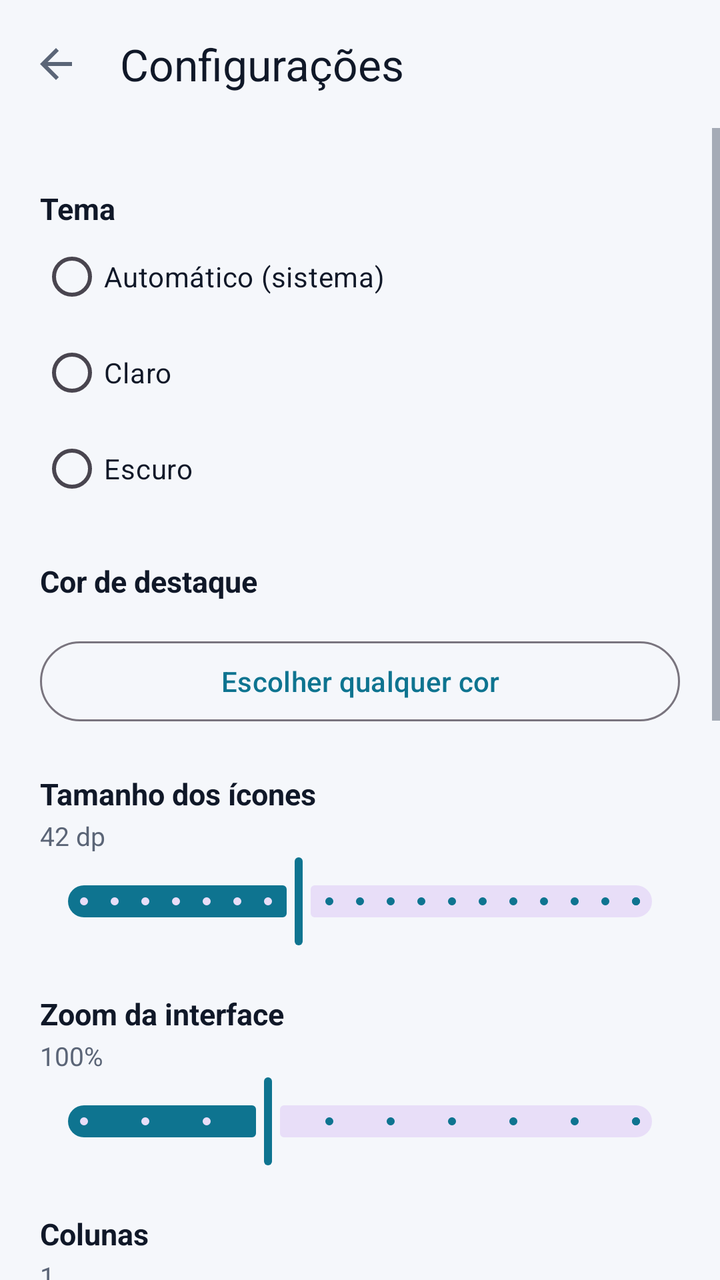
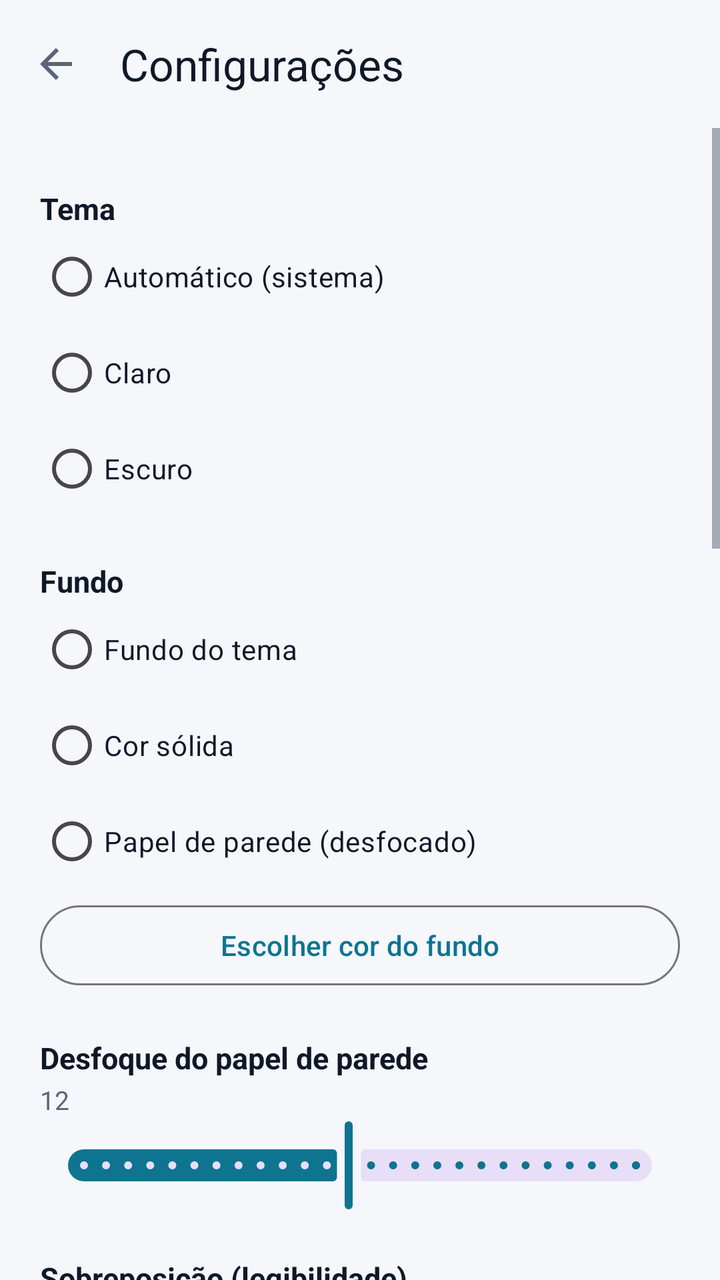

Compare the two renders of this Android layout. The source of the first and the diff that turns it into the second are given below.
<!-- AndroidManifest.xml: activity theme Theme.Aurora -->
<!-- res/layout/activity_settings.xml -->
<?xml version="1.0" encoding="utf-8"?>
<LinearLayout xmlns:android="http://schemas.android.com/apk/res/android"
    xmlns:app="http://schemas.android.com/apk/res-auto"
    android:layout_width="match_parent"
    android:layout_height="match_parent"
    android:orientation="vertical"
    android:background="@color/aurora_bg"
    android:fitsSystemWindows="true">

    <com.google.android.material.appbar.MaterialToolbar
        android:id="@+id/toolbar"
        android:layout_width="match_parent"
        android:layout_height="?attr/actionBarSize"
        app:title="@string/settings"
        app:navigationIcon="@drawable/ic_back"
        app:titleTextColor="@color/aurora_text" />

    <ScrollView
        android:layout_width="match_parent"
        android:layout_height="match_parent"
        android:fillViewport="true">

        <LinearLayout
            android:layout_width="match_parent"
            android:layout_height="wrap_content"
            android:orientation="vertical"
            android:paddingStart="20dp"
            android:paddingEnd="20dp"
            android:paddingTop="8dp"
            android:paddingBottom="32dp">

            
            <TextView style="@style/AuroraSectionTitle" android:text="@string/theme" />

            <RadioGroup
                android:id="@+id/themeGroup"
                android:layout_width="match_parent"
                android:layout_height="wrap_content"
                android:orientation="vertical">

                <RadioButton
                    android:id="@+id/themeSystem"
                    android:layout_width="match_parent"
                    android:layout_height="wrap_content"
                    android:text="@string/theme_system"
                    android:textColor="@color/aurora_text" />

                <RadioButton
                    android:id="@+id/themeLight"
                    android:layout_width="match_parent"
                    android:layout_height="wrap_content"
                    android:text="@string/theme_light"
                    android:textColor="@color/aurora_text" />

                <RadioButton
                    android:id="@+id/themeDark"
                    android:layout_width="match_parent"
                    android:layout_height="wrap_content"
                    android:text="@string/theme_dark"
                    android:textColor="@color/aurora_text" />
            </RadioGroup>

            
            <TextView style="@style/AuroraSectionTitle" android:text="@string/accent_color" />

            <HorizontalScrollView
                android:layout_width="match_parent"
                android:layout_height="wrap_content"
                android:scrollbars="none"
                android:paddingTop="6dp"
                android:paddingBottom="6dp">

                <LinearLayout
                    android:id="@+id/accentRow"
                    android:layout_width="wrap_content"
                    android:layout_height="wrap_content"
                    android:orientation="horizontal" />
            </HorizontalScrollView>

            <com.google.android.material.button.MaterialButton
                android:id="@+id/btnCustomColor"
                style="@style/Widget.Material3.Button.OutlinedButton"
                android:layout_width="match_parent"
                android:layout_height="wrap_content"
                android:layout_marginTop="4dp"
                android:text="@string/choose_color" />

            
            <TextView style="@style/AuroraSectionTitle" android:text="@string/icon_size" />
            <TextView
                android:id="@+id/iconSizeValue"
                style="@style/AuroraValue"
                android:text="42 dp" />
            <com.google.android.material.slider.Slider
                android:id="@+id/iconSizeSlider"
                android:layout_width="match_parent"
                android:layout_height="wrap_content"
                android:valueFrom="28"
                android:valueTo="64"
                android:stepSize="2"
                android:value="42" />

            
            <TextView style="@style/AuroraSectionTitle" android:text="@string/ui_zoom" />
            <TextView
                android:id="@+id/zoomValue"
                style="@style/AuroraValue"
                android:text="100%" />
            <com.google.android.material.slider.Slider
                android:id="@+id/zoomSlider"
                android:layout_width="match_parent"
                android:layout_height="wrap_content"
                android:valueFrom="85"
                android:valueTo="130"
                android:stepSize="5"
                android:value="100" />

            
            <TextView style="@style/AuroraSectionTitle" android:text="@string/columns" />
            <TextView
                android:id="@+id/columnsValue"
                style="@style/AuroraValue"
                android:text="1" />
            <com.google.android.material.slider.Slider
                android:id="@+id/columnsSlider"
                android:layout_width="match_parent"
                android:layout_height="wrap_content"
                android:valueFrom="1"
                android:valueTo="5"
                android:stepSize="1"
                android:value="1" />

            <TextView style="@style/AuroraSectionTitle" android:text="@string/rows" />
            <TextView
                android:id="@+id/rowsValue"
                style="@style/AuroraValue"
                android:text="6" />
            <com.google.android.material.slider.Slider
                android:id="@+id/rowsSlider"
                android:layout_width="match_parent"
                android:layout_height="wrap_content"
                android:valueFrom="3"
                android:valueTo="8"
                android:stepSize="1"
                android:value="6" />

            
            <TextView style="@style/AuroraSectionTitle" android:text="@string/icon_style" />
            <Spinner
                android:id="@+id/styleSpinner"
                android:layout_width="match_parent"
                android:layout_height="wrap_content"
                android:minHeight="48dp" />

            <TextView style="@style/AuroraSectionTitle" android:text="@string/icon_shape" />
            <Spinner
                android:id="@+id/shapeSpinner"
                android:layout_width="match_parent"
                android:layout_height="wrap_content"
                android:minHeight="48dp" />

            
            <TextView style="@style/AuroraSectionTitle" android:text="@string/sort" />
            <Spinner
                android:id="@+id/sortSpinner"
                android:layout_width="match_parent"
                android:layout_height="wrap_content"
                android:minHeight="48dp" />

            <com.google.android.material.button.MaterialButton
                android:id="@+id/btnReset"
                android:layout_width="match_parent"
                android:layout_height="wrap_content"
                android:layout_marginTop="28dp"
                android:text="@string/reset_defaults"
                app:cornerRadius="14dp" />
        </LinearLayout>
    </ScrollView>
</LinearLayout>
<!-- resources referenced by this layout -->
<resources>
  <color name="aurora_bg">#F5F7FB</color>
  <color name="aurora_text">#101828</color>
  <!-- drawable ic_back (drawable) -->
  <vector xmlns:android="http://schemas.android.com/apk/res/android"
      android:width="24dp"
      android:height="24dp"
      android:viewportWidth="24"
      android:viewportHeight="24"
      android:tint="?attr/colorControlNormal">
      <path
          android:fillColor="#FFFFFFFF"
          android:pathData="M20,11H7.83l5.59,-5.59L12,4l-8,8 8,8 1.41,-1.41L7.83,13H20v-2z" />
  </vector>
  <string name="accent_color">Cor de destaque</string>
  <string name="choose_color">Escolher qualquer cor</string>
  <string name="columns">Colunas</string>
  <string name="icon_shape">Formato dos ícones</string>
  <string name="icon_size">Tamanho dos ícones</string>
  <string name="icon_style">Estilo dos ícones</string>
  <string name="reset_defaults">Restaurar padrões</string>
  <string name="rows">Linhas por tela</string>
  <string name="settings">Configurações</string>
  <string name="sort">Ordenar</string>
  <string name="theme">Tema</string>
  <string name="theme_dark">Escuro</string>
  <string name="theme_light">Claro</string>
  <string name="theme_system">Automático (sistema)</string>
  <string name="ui_zoom">Zoom da interface</string>
  <style name="AuroraSectionTitle">
          <item name="android:layout_width">match_parent</item>
          <item name="android:layout_height">wrap_content</item>
          <item name="android:layout_marginTop">22dp</item>
          <item name="android:textColor">@color/aurora_text</item>
          <item name="android:textSize">15sp</item>
          <item name="android:textStyle">bold</item>
      </style>
  <style name="AuroraValue">
          <item name="android:layout_width">match_parent</item>
          <item name="android:layout_height">wrap_content</item>
          <item name="android:layout_marginTop">2dp</item>
          <item name="android:textColor">@color/aurora_text_dim</item>
          <item name="android:textSize">13sp</item>
      </style>
  <style name="Theme.Aurora" parent="Theme.Material3.DayNight.NoActionBar">
          <item name="android:windowBackground">@color/aurora_bg</item>
          <item name="android:statusBarColor">@color/aurora_bg</item>
          <item name="android:navigationBarColor">@color/aurora_bg</item>
          <item name="android:windowLightStatusBar">@bool/aurora_light_status_bar</item>
          <item name="colorPrimary">@color/aurora_accent</item>
          <item name="colorOnPrimary">#FFFFFF</item>
          <item name="android:textColorPrimary">@color/aurora_text</item>
          <item name="android:textColorSecondary">@color/aurora_text_dim</item>
          <item name="android:textColorHint">@color/aurora_text_dim</item>
      </style>
  <color name="aurora_text_dim">#5B6577</color>
  <color name="aurora_accent">#0E7490</color>
</resources>

<!-- the commit's change to res/layout/activity_settings.xml (unified diff, before → after) -->
@@ -2,6 +2,7 @@
 <LinearLayout xmlns:android="http://schemas.android.com/apk/res/android"
     xmlns:app="http://schemas.android.com/apk/res-auto"
     android:layout_width="match_parent"
+    android:id="@+id/root"
     android:layout_height="match_parent"
     android:orientation="vertical"
     android:background="@color/aurora_bg"
@@ -61,6 +62,79 @@
             </RadioGroup>
 
             
+            <TextView style="@style/AuroraSectionTitle" android:text="@string/background" />
+
+            <RadioGroup
+                android:id="@+id/bgGroup"
+                android:layout_width="match_parent"
+                android:layout_height="wrap_content"
+                android:orientation="vertical">
+
+                <RadioButton
+                    android:id="@+id/bgTheme"
+                    android:layout_width="match_parent"
+                    android:layout_height="wrap_content"
+                    android:text="@string/bg_theme"
+                    android:textColor="@color/aurora_text" />
+
+                <RadioButton
+                    android:id="@+id/bgColor"
+                    android:layout_width="match_parent"
+                    android:layout_height="wrap_content"
+                    android:text="@string/bg_color"
+                    android:textColor="@color/aurora_text" />
+
+                <RadioButton
+                    android:id="@+id/bgWallpaper"
+                    android:layout_width="match_parent"
+                    android:layout_height="wrap_content"
+                    android:text="@string/bg_wallpaper"
+                    android:textColor="@color/aurora_text" />
+            </RadioGroup>
+
+            <com.google.android.material.button.MaterialButton
+                android:id="@+id/btnBgColor"
+                style="@style/Widget.Material3.Button.OutlinedButton"
+                android:layout_width="match_parent"
+                android:layout_height="wrap_content"
+                android:layout_marginTop="4dp"
+                android:text="@string/choose_bg_color" />
+
+            <TextView
+                android:id="@+id/bgBlurTitle"
+                style="@style/AuroraSectionTitle"
+                android:text="@string/wallpaper_blur" />
+            <TextView
+                android:id="@+id/bgBlurValue"
+                style="@style/AuroraValue"
+                android:text="12" />
+            <com.google.android.material.slider.Slider
+                android:id="@+id/bgBlurSlider"
+                android:layout_width="match_parent"
+                android:layout_height="wrap_content"
+                android:valueFrom="0"
+                android:valueTo="25"
+                android:stepSize="1"
+                android:value="12" />
+
+            <TextView
+                android:id="@+id/bgScrimTitle"
+                style="@style/AuroraSectionTitle"
+                android:text="@string/background_overlay" />
+            <TextView
+                android:id="@+id/bgScrimValue"
+                style="@style/AuroraValue"
+                android:text="40%" />
+            <com.google.android.material.slider.Slider
+                android:id="@+id/bgScrimSlider"
+                android:layout_width="match_parent"
+                android:layout_height="wrap_content"
+                android:valueFrom="0"
+                android:valueTo="80"
+                android:stepSize="5"
+                android:value="40" />
+
+            
             <TextView style="@style/AuroraSectionTitle" android:text="@string/accent_color" />
 
             <HorizontalScrollView
<!-- resource entries referenced after the edit -->
@@ -14,6 +14,12 @@
           android:pathData="M20,11H7.83l5.59,-5.59L12,4l-8,8 8,8 1.41,-1.41L7.83,13H20v-2z" />
   </vector>
   <string name="accent_color">Cor de destaque</string>
+  <string name="background">Fundo</string>
+  <string name="background_overlay">Sobreposição (legibilidade)</string>
+  <string name="bg_color">Cor sólida</string>
+  <string name="bg_theme">Fundo do tema</string>
+  <string name="bg_wallpaper">Papel de parede (desfocado)</string>
+  <string name="choose_bg_color">Escolher cor do fundo</string>
   <string name="choose_color">Escolher qualquer cor</string>
   <string name="columns">Colunas</string>
   <string name="icon_shape">Formato dos ícones</string>
@@ -28,6 +34,7 @@
   <string name="theme_light">Claro</string>
   <string name="theme_system">Automático (sistema)</string>
   <string name="ui_zoom">Zoom da interface</string>
+  <string name="wallpaper_blur">Desfoque do papel de parede</string>
   <style name="AuroraSectionTitle">
           <item name="android:layout_width">match_parent</item>
           <item name="android:layout_height">wrap_content</item>
